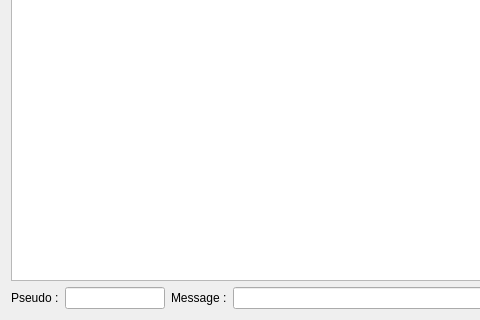
Old version of the form client/FenClient.ui in the repository Arthurgaildry/PRI; both pictures show x 0 to 480 and y 160 to 480 of the 628 by 480 pixel window.
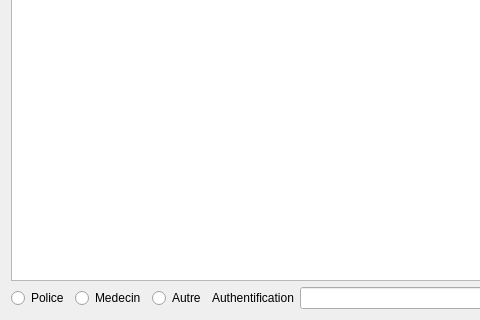
New version of the form. Icons and pictures are not drawn.

```diff
--- a/client/FenClient.ui
+++ b/client/FenClient.ui
@@ -101,26 +101,30 @@
    <item>
     <layout class="QHBoxLayout" name="horizontalLayout_2">
      <item>
-      <widget class="QLabel" name="label_3">
+      <widget class="QRadioButton" name="radioButton_Po">
        <property name="text">
-        <string>Pseudo :</string>
+        <string>Police</string>
        </property>
       </widget>
      </item>
      <item>
-      <widget class="QLineEdit" name="pseudo">
-       <property name="maximumSize">
-        <size>
-         <width>100</width>
-         <height>16777215</height>
-        </size>
+      <widget class="QRadioButton" name="radioButton_Med">
+       <property name="text">
+        <string>Medecin</string>
+       </property>
+      </widget>
+     </item>
+     <item>
+      <widget class="QRadioButton" name="radioButton_Aut">
+       <property name="text">
+        <string>Autre</string>
        </property>
       </widget>
      </item>
      <item>
       <widget class="QLabel" name="label_4">
        <property name="text">
-        <string>Message :</string>
+        <string>Authentification</string>
        </property>
       </widget>
      </item>
```
